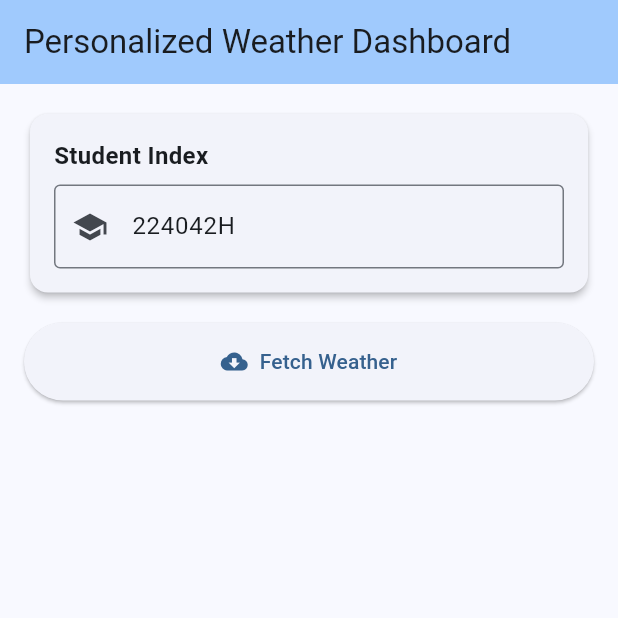
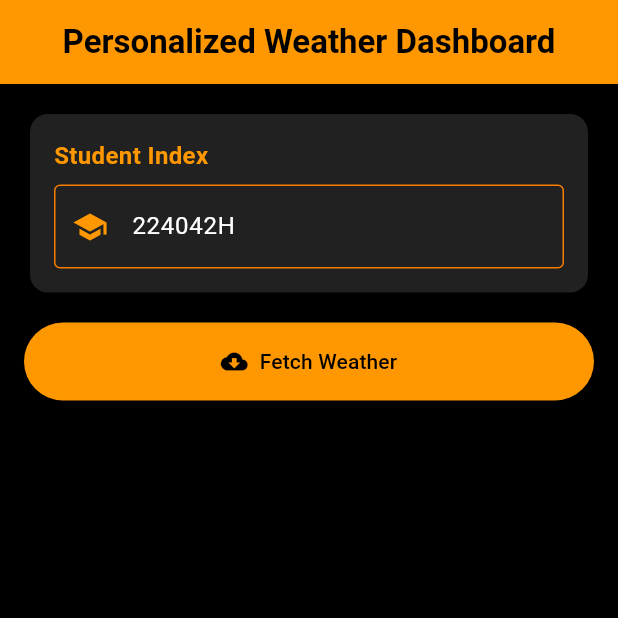
Before and after one commit to dila72/weather_application, a Flutter app: the screen it shows after launch, on a phone screen of 412 x 824 dp, the top half of it. Run offline on Flutter 3.47's test engine with Material 3 defaults, Android fonts, the phone set to English and light mode, and no system bars; our stand-ins replace shared_preferences.

Commit message:
color theme changed

```diff
--- a/lib/main.dart
+++ b/lib/main.dart
@@ -17,7 +17,41 @@ class MyApp extends StatelessWidget {
       title: 'Weather Dashboard',
       debugShowCheckedModeBanner: false,
       theme: ThemeData(
-        colorScheme: ColorScheme.fromSeed(seedColor: Colors.blue),
+        colorScheme: ColorScheme.dark(
+          primary: Colors.orange,
+          secondary: Colors.deepOrange,
+          surface: Colors.black,
+          background: Colors.black,
+        ),
+        scaffoldBackgroundColor: Colors.black,
+        cardTheme: CardThemeData(
+          color: Colors.grey[900],
+          elevation: 4,
+        ),
+        appBarTheme: const AppBarTheme(
+          backgroundColor: Colors.orange,
+          foregroundColor: Colors.black,
+        ),
+        elevatedButtonTheme: ElevatedButtonThemeData(
+          style: ElevatedButton.styleFrom(
+            backgroundColor: Colors.orange,
+            foregroundColor: Colors.black,
+          ),
+        ),
+        inputDecorationTheme: InputDecorationTheme(
+          border: const OutlineInputBorder(),
+          enabledBorder: OutlineInputBorder(
+            borderSide: BorderSide(color: Colors.orange.shade700),
+          ),
+          focusedBorder: const OutlineInputBorder(
+            borderSide: BorderSide(color: Colors.orange, width: 2),
+          ),
+        ),
+        textTheme: const TextTheme(
+          bodyLarge: TextStyle(color: Colors.white),
+          bodyMedium: TextStyle(color: Colors.white),
+          bodySmall: TextStyle(color: Colors.white70),
+        ),
         useMaterial3: true,
       ),
       home: const WeatherDashboard(),
@@ -201,8 +235,11 @@ class _WeatherDashboardState extends State<WeatherDashboard> {
   Widget build(BuildContext context) {
     return Scaffold(
       appBar: AppBar(
-        title: const Text('Personalized Weather Dashboard'),
-        backgroundColor: Theme.of(context).colorScheme.inversePrimary,
+        title: const Text(
+          'Personalized Weather Dashboard',
+          style: TextStyle(fontWeight: FontWeight.bold),
+        ),
+        centerTitle: true,
       ),
       body: SingleChildScrollView(
         padding: const EdgeInsets.all(16.0),
@@ -211,7 +248,6 @@ class _WeatherDashboardState extends State<WeatherDashboard> {
           children: [
             // Student Index Input
             Card(
-              elevation: 2,
               child: Padding(
                 padding: const EdgeInsets.all(16.0),
                 child: Column(
@@ -222,15 +258,17 @@ class _WeatherDashboardState extends State<WeatherDashboard> {
                       style: TextStyle(
                         fontSize: 16,
                         fontWeight: FontWeight.bold,
+                        color: Colors.orange,
                       ),
                     ),
                     const SizedBox(height: 8),
                     TextField(
                       controller: _indexController,
-                      decoration: const InputDecoration(
+                      style: const TextStyle(color: Colors.white),
+                      decoration: InputDecoration(
                         hintText: 'e.g., 224042H',
-                        border: OutlineInputBorder(),
-                        prefixIcon: Icon(Icons.school),
+                        hintStyle: TextStyle(color: Colors.grey[600]),
+                        prefixIcon: const Icon(Icons.school, color: Colors.orange),
                       ),
                     ),
                   ],
@@ -259,7 +297,6 @@ class _WeatherDashboardState extends State<WeatherDashboard> {
             // Coordinates Display
             if (_latitude != null && _longitude != null)
               Card(
-                elevation: 2,
                 child: Padding(
                   padding: const EdgeInsets.all(16.0),
                   child: Column(
@@ -270,27 +307,28 @@ class _WeatherDashboardState extends State<WeatherDashboard> {
                         style: TextStyle(
                           fontSize: 16,
                           fontWeight: FontWeight.bold,
+                          color: Colors.orange,
                         ),
                       ),
                       const SizedBox(height: 8),
                       Row(
                         children: [
-                          const Icon(Icons.location_on, size: 20, color: Colors.red),
+                          const Icon(Icons.location_on, size: 20, color: Colors.orange),
                           const SizedBox(width: 8),
                           Text(
                             'Latitude: ${_latitude!.toStringAsFixed(2)}°',
-                            style: const TextStyle(fontSize: 16),
+                            style: const TextStyle(fontSize: 16, color: Colors.white),
                           ),
                         ],
                       ),
                       const SizedBox(height: 4),
                       Row(
                         children: [
-                          const Icon(Icons.location_on, size: 20, color: Colors.blue),
+                          const Icon(Icons.location_on, size: 20, color: Colors.deepOrange),
                           const SizedBox(width: 8),
                           Text(
                             'Longitude: ${_longitude!.toStringAsFixed(2)}°',
-                            style: const TextStyle(fontSize: 16),
+                            style: const TextStyle(fontSize: 16, color: Colors.white),
                           ),
                         ],
                       ),
@@ -302,18 +340,17 @@ class _WeatherDashboardState extends State<WeatherDashboard> {
             // Error Message
             if (_errorMessage != null)
               Card(
-                color: Colors.red.shade50,
-                elevation: 2,
+                color: Colors.red.shade900,
                 child: Padding(
                   padding: const EdgeInsets.all(16.0),
                   child: Row(
                     children: [
-                      const Icon(Icons.error, color: Colors.red),
+                      const Icon(Icons.error, color: Colors.orange),
                       const SizedBox(width: 8),
                       Expanded(
                         child: Text(
                           _errorMessage!,
-                          style: const TextStyle(color: Colors.red),
+                          style: const TextStyle(color: Colors.white),
                         ),
                       ),
                     ],
@@ -324,8 +361,7 @@ class _WeatherDashboardState extends State<WeatherDashboard> {
             // Weather Data Display
             if (_temperature != null && _windSpeed != null && _weatherCode != null)
               Card(
-                elevation: 2,
-                color: Colors.blue.shade50,
+                color: Colors.grey[850],
                 child: Padding(
                   padding: const EdgeInsets.all(16.0),
                   child: Column(
@@ -339,6 +375,7 @@ class _WeatherDashboardState extends State<WeatherDashboard> {
                             style: TextStyle(
                               fontSize: 18,
                               fontWeight: FontWeight.bold,
+                              color: Colors.orange,
                             ),
                           ),
                           if (_isCached)
@@ -348,7 +385,7 @@ class _WeatherDashboardState extends State<WeatherDashboard> {
                                 vertical: 4,
                               ),
                               decoration: BoxDecoration(
-                                color: Colors.orange.shade200,
+                                color: Colors.orange,
                                 borderRadius: BorderRadius.circular(12),
                               ),
                               child: const Text(
@@ -356,31 +393,32 @@ class _WeatherDashboardState extends State<WeatherDashboard> {
                                 style: TextStyle(
                                   fontSize: 12,
                                   fontWeight: FontWeight.bold,
+                                  color: Colors.black,
                                 ),
                               ),
                             ),
                         ],
                       ),
-                      const Divider(),
+                      const Divider(color: Colors.orange),
                       const SizedBox(height: 8),
                       Row(
                         children: [
-                          const Icon(Icons.thermostat, size: 24, color: Colors.red),
+                          const Icon(Icons.thermostat, size: 24, color: Colors.orange),
                           const SizedBox(width: 8),
                           Text(
                             'Temperature: ${_temperature!.toStringAsFixed(1)}°C',
-                            style: const TextStyle(fontSize: 18),
+                            style: const TextStyle(fontSize: 18, color: Colors.white),
                           ),
                         ],
                       ),
                       const SizedBox(height: 8),
                       Row(
                         children: [
-                          const Icon(Icons.air, size: 24, color: Colors.blue),
+                          const Icon(Icons.air, size: 24, color: Colors.orange),
                           const SizedBox(width: 8),
                           Text(
                             'Wind Speed: ${_windSpeed!.toStringAsFixed(1)} km/h',
-                            style: const TextStyle(fontSize: 18),
+                            style: const TextStyle(fontSize: 18, color: Colors.white),
                           ),
                         ],
                       ),
@@ -391,7 +429,7 @@ class _WeatherDashboardState extends State<WeatherDashboard> {
                           const SizedBox(width: 8),
                           Text(
                             'Weather Code: $_weatherCode',
-                            style: const TextStyle(fontSize: 18),
+                            style: const TextStyle(fontSize: 18, color: Colors.white),
                           ),
                         ],
                       ),
@@ -399,13 +437,13 @@ class _WeatherDashboardState extends State<WeatherDashboard> {
                         const SizedBox(height: 8),
                         Row(
                           children: [
-                            const Icon(Icons.access_time, size: 20, color: Colors.grey),
+                            Icon(Icons.access_time, size: 20, color: Colors.orange.shade300),
                             const SizedBox(width: 8),
                             Text(
                               'Last Updated: $_lastUpdated',
-                              style: const TextStyle(
+                              style: TextStyle(
                                 fontSize: 14,
-                                color: Colors.grey,
+                                color: Colors.grey[400],
                               ),
                             ),
                           ],
@@ -419,7 +457,6 @@ class _WeatherDashboardState extends State<WeatherDashboard> {
             // Request URL Display
             if (_requestUrl != null)
               Card(
-                elevation: 1,
                 child: Padding(
                   padding: const EdgeInsets.all(12.0),
                   child: Column(
@@ -430,15 +467,16 @@ class _WeatherDashboardState extends State<WeatherDashboard> {
                         style: TextStyle(
                           fontSize: 12,
                           fontWeight: FontWeight.bold,
+                          color: Colors.orange,
                         ),
                       ),
                       const SizedBox(height: 4),
                       SelectableText(
                         _requestUrl!,
-                        style: const TextStyle(
+                        style: TextStyle(
                           fontSize: 10,
                           fontFamily: 'monospace',
-                          color: Colors.blue,
+                          color: Colors.orange.shade300,
                         ),
                       ),
                     ],
```
Also changed, not shown: 1 other file.
